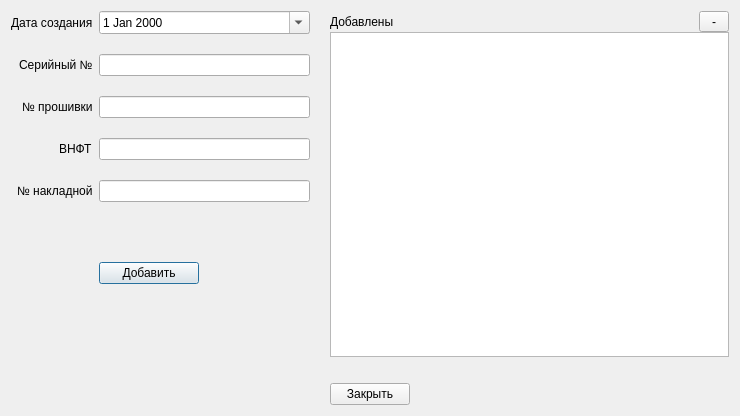
AlexeyScherbakov2021/Remont2, file Remont/platewindow.ui: the form before one commit.
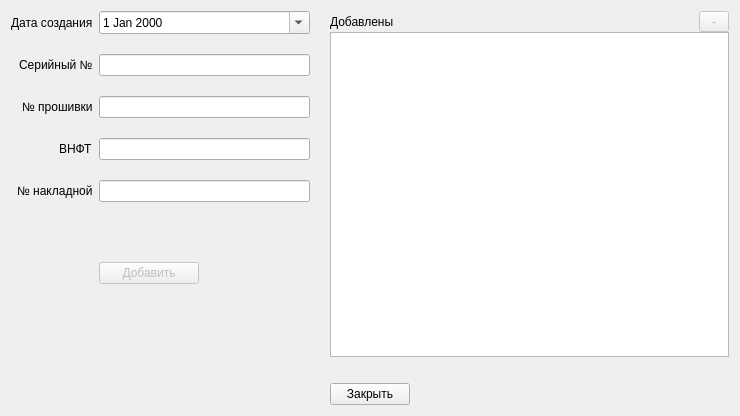
The form after the commit.

The edit to the form file:
```diff
--- a/Remont/platewindow.ui
+++ b/Remont/platewindow.ui
@@ -117,6 +117,9 @@
        </item>
        <item row="6" column="1">
         <widget class="QPushButton" name="pbAdd">
+         <property name="enabled">
+          <bool>false</bool>
+         </property>
          <property name="sizePolicy">
           <sizepolicy hsizetype="Preferred" vsizetype="Fixed">
            <horstretch>0</horstretch>
@@ -165,6 +168,9 @@
          </item>
          <item>
           <widget class="QToolButton" name="tbDelete">
+           <property name="enabled">
+            <bool>false</bool>
+           </property>
            <property name="minimumSize">
             <size>
              <width>30</width>
```
Left out of the diff: 17 changed lines with no effect on the pictures.
